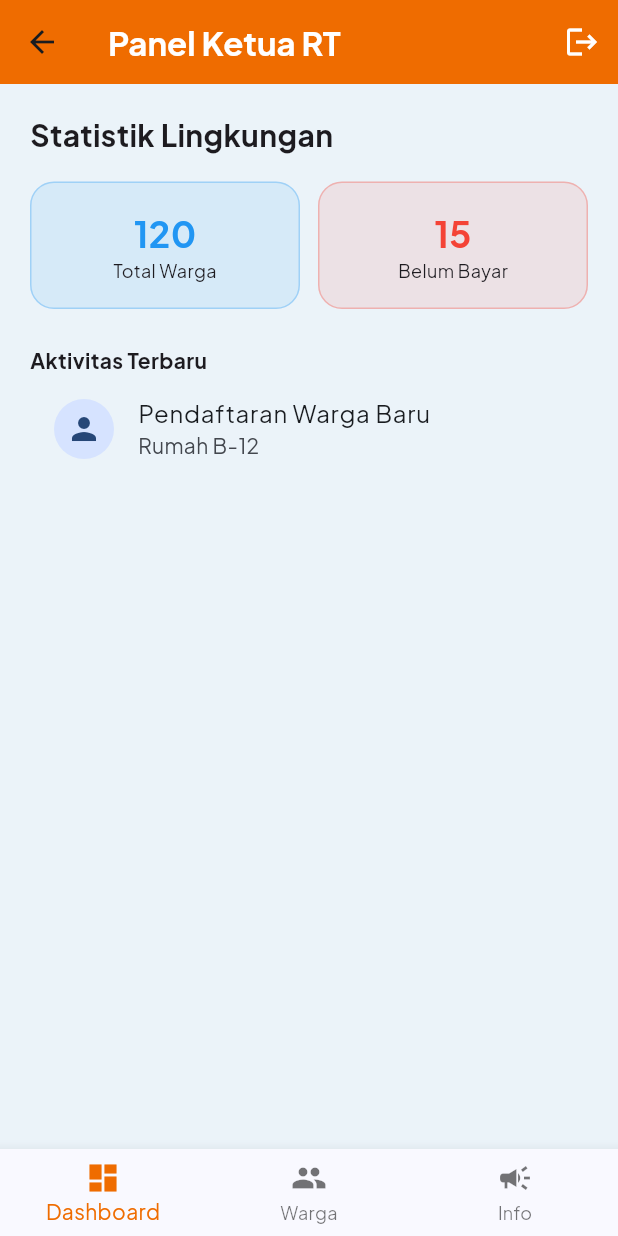
After one commit to Algaray02/Wargify-Frontend, a Flutter app: the RTMainScreen screen opened directly, on a phone screen of 412 x 824 dp. The commit adds this screen. Run offline on Flutter 3.47's test engine with Material 3 defaults, Android fonts, the phone set to English and light mode, and no system bars; our stand-ins replace dio, google_fonts, shared_preferences; accounts and stored records are empty; network calls fail.

Commit message:
feat: refactor dashboard structure with role-based main screens and home pages, remove old dashboard files

```diff
--- a/lib/screens/dashboard/ini_contoh_doang.txt
+++ /dev/null
@@ -1,2 +0,0 @@
-ini cuman contoh buat dashboard nya, kalo kalian udah ngoding jangan ganti folder dashboard ini,
-melainkan coba buat bikin folder baru dulu (namanya kasih pake role misalkan warga) baru bikin folder dashboard
--- /dev/null
+++ b/lib/screens/rt/pages/rt_home_page.dart
@@ -0,0 +1,53 @@
+import 'package:flutter/material.dart';
+import 'package:google_fonts/google_fonts.dart';
+
+class RTHomePage extends StatelessWidget {
+  const RTHomePage({super.key});
+
+  @override
+  Widget build(BuildContext context) {
+    return SingleChildScrollView(
+      padding: const EdgeInsets.all(20),
+      child: Column(
+        crossAxisAlignment: CrossAxisAlignment.start,
+        children: [
+          Text('Statistik Lingkungan', style: GoogleFonts.plusJakartaSans(fontSize: 20, fontWeight: FontWeight.bold)),
+          const SizedBox(height: 16),
+          Row(
+            children: [
+              _buildStatCard('Total Warga', '120', Colors.blue),
+              const SizedBox(width: 12),
+              _buildStatCard('Belum Bayar', '15', Colors.red),
+            ],
+          ),
+          const SizedBox(height: 24),
+          const Text('Aktivitas Terbaru', style: TextStyle(fontWeight: FontWeight.bold)),
+          const ListTile(
+            leading: CircleAvatar(child: Icon(Icons.person)),
+            title: Text('Pendaftaran Warga Baru'),
+            subtitle: Text('Rumah B-12'),
+          ),
+        ],
+      ),
+    );
+  }
+
+  Widget _buildStatCard(String label, String value, Color color) {
+    return Expanded(
+      child: Container(
+        padding: const EdgeInsets.all(16),
+        decoration: BoxDecoration(
+          color: color.withOpacity(0.1),
+          borderRadius: BorderRadius.circular(16),
+          border: Border.all(color: color.withOpacity(0.3)),
+        ),
+        child: Column(
+          children: [
+            Text(value, style: TextStyle(fontSize: 24, fontWeight: FontWeight.bold, color: color)),
+            Text(label, style: const TextStyle(fontSize: 12)),
+          ],
+        ),
+      ),
+    );
+  }
+}
--- /dev/null
+++ b/lib/screens/rt/rt_main_screen.dart
@@ -0,0 +1,56 @@
+import 'package:flutter/material.dart';
+import 'package:google_fonts/google_fonts.dart';
+import '../../../core/constants/colors.dart';
+import '../../../services/auth/auth_service.dart';
+import '../auth/login_screen.dart';
+import 'pages/rt_home_page.dart';
+
+class RTMainScreen extends StatefulWidget {
+  const RTMainScreen({super.key});
+
+  @override
+  State<RTMainScreen> createState() => _RTMainScreenState();
+}
+
+class _RTMainScreenState extends State<RTMainScreen> {
+  int _selectedIndex = 0;
+
+  final List<Widget> _pages = [
+    const RTHomePage(),
+    const Center(child: Text('Data Warga')),
+    const Center(child: Text('Pengumuman')),
+  ];
+
+  @override
+  Widget build(BuildContext context) {
+    final authService = AuthService();
+
+    return Scaffold(
+      backgroundColor: AppColors.background,
+      appBar: AppBar(
+        title: Text('Panel Ketua RT', style: GoogleFonts.plusJakartaSans(fontWeight: FontWeight.bold, color: Colors.white)),
+        backgroundColor: Colors.orange.shade800,
+        actions: [
+          IconButton(
+            icon: const Icon(Icons.logout, color: Colors.white),
+            onPressed: () async {
+              await authService.logout();
+              if (mounted) Navigator.of(context).pushReplacement(MaterialPageRoute(builder: (context) => const LoginScreen()));
+            },
+          ),
+        ],
+      ),
+      body: _pages[_selectedIndex],
+      bottomNavigationBar: BottomNavigationBar(
+        currentIndex: _selectedIndex,
+        onTap: (index) => setState(() => _selectedIndex = index),
+        selectedItemColor: Colors.orange.shade800,
+        items: const [
+          BottomNavigationBarItem(icon: Icon(Icons.dashboard), label: 'Dashboard'),
+          BottomNavigationBarItem(icon: Icon(Icons.people), label: 'Warga'),
+          BottomNavigationBarItem(icon: Icon(Icons.campaign), label: 'Info'),
+        ],
+      ),
+    );
+  }
+}
```
Also changed, not shown: lib/screens/bendahara/bendahara_main_screen.dart (added, +56 -0 lines), lib/screens/bendahara/pages/bendahara_home_page.dart (added, +47 -0 lines), lib/screens/dashboard/bendahara/bendahara_dashboard.dart (deleted, +0 -45 lines), lib/screens/dashboard/dashboard_wrapper.dart (+6 -6 lines), lib/screens/dashboard/rt/rt_dashboard.dart (deleted, +0 -45 lines), lib/screens/dashboard/warga/warga_dashboard.dart (deleted, +0 -45 lines), lib/screens/warga/pages/warga_home_page.dart (added, +50 -0 lines), lib/screens/warga/warga_main_screen.dart (added, +57 -0 lines).
